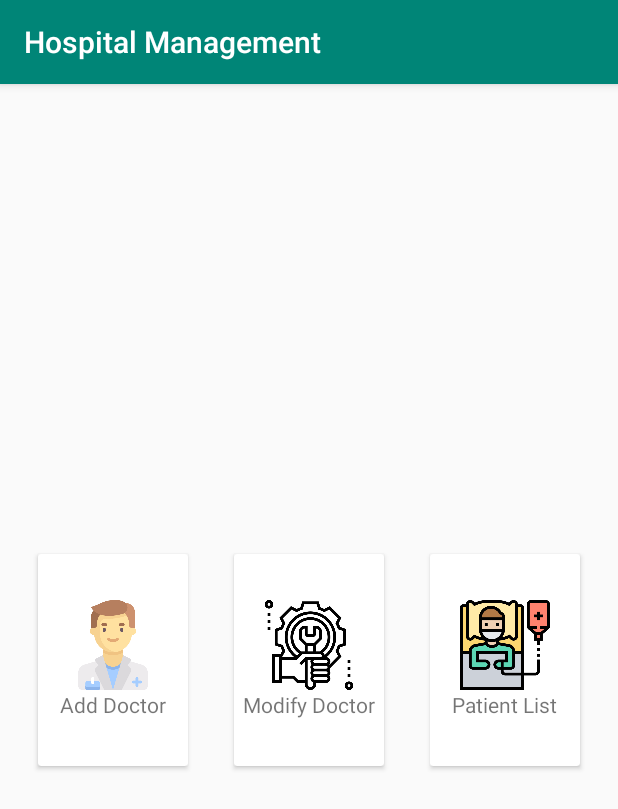
After one commit to msrsiddik/HospitalManagement, an Android app: the fragment AdminPanelFragment placed in its activity, on a phone screen of 412 x 824 dp. The commit adds this screen. Shown: the top 809 px of the screen. Run offline under Robolectric (Android 15) with nearby library versions, the phone set to English and light mode, and no system bars.

Commit message:
Initial update

```diff
--- /dev/null
+++ b/app/src/main/java/com/zerone/hospitalmanagement/AdminPanelFragment.java
@@ -0,0 +1,42 @@
+package com.zerone.hospitalmanagement;
+
+
+import android.os.Bundle;
+import android.support.annotation.NonNull;
+import android.support.annotation.Nullable;
+import android.support.v4.app.Fragment;
+import android.support.v7.widget.CardView;
+import android.view.LayoutInflater;
+import android.view.View;
+import android.view.ViewGroup;
+
+
+/**
+ * A simple {@link Fragment} subclass.
+ */
+public class AdminPanelFragment extends Fragment {
+    private CardView addDoctorBtn, modifyDoctorBtn, patientListBtn;
+
+    public AdminPanelFragment() {
+        // Required empty public constructor
+    }
+
+
+    @Override
+    public View onCreateView(LayoutInflater inflater, ViewGroup container,
+                             Bundle savedInstanceState) {
+        // Inflate the layout for this fragment
+        return inflater.inflate(R.layout.fragment_admin_panel, container, false);
+    }
+
+    @Override
+    public void onViewCreated(@NonNull View view, @Nullable Bundle savedInstanceState) {
+        super.onViewCreated(view, savedInstanceState);
+
+        addDoctorBtn = view.findViewById(R.id.addDoctorBtn);
+        modifyDoctorBtn = view.findViewById(R.id.modifyDoctorBtn);
+        patientListBtn = view.findViewById(R.id.patientListBtn);
+
+
+    }
+}
--- a/app/src/main/java/com/zerone/hospitalmanagement/FragmentController.java
+++ b/app/src/main/java/com/zerone/hospitalmanagement/FragmentController.java
@@ -2,4 +2,5 @@ package com.zerone.hospitalmanagement;
 
 public interface FragmentController {
     void gotoLoginPage();
+    void gotoAdminPanel();
 }
--- a/app/src/main/java/com/zerone/hospitalmanagement/LoginFragment.java
+++ b/app/src/main/java/com/zerone/hospitalmanagement/LoginFragment.java
@@ -19,6 +19,7 @@ import android.widget.Toast;
 public class LoginFragment extends Fragment {
     private TextInputLayout user, pass;
     private Button loginBtn;
+    private FragmentController controller;
 
     public LoginFragment() {
         // Required empty public constructor
@@ -47,7 +48,14 @@ public class LoginFragment extends Fragment {
     View.OnClickListener loginListener = new View.OnClickListener() {
         @Override
         public void onClick(View v) {
-            Toast.makeText(getActivity(), user.getEditText().getText().toString()+" "+pass.getEditText().getText().toString(), Toast.LENGTH_SHORT).show();
+            String username = user.getEditText().getText().toString();
+            String password = pass.getEditText().getText().toString();
+            if (username.equals("admin") && password.equals("admin")){
+                controller = (FragmentController) getActivity();
+                controller.gotoAdminPanel();
+            } else {
+                Toast.makeText(getActivity(), username + " " + password, Toast.LENGTH_SHORT).show();
+            }
         }
     };
 }
--- a/app/src/main/java/com/zerone/hospitalmanagement/MainActivity.java
+++ b/app/src/main/java/com/zerone/hospitalmanagement/MainActivity.java
@@ -22,4 +22,10 @@ public class MainActivity extends AppCompatActivity implements FragmentControlle
         manager = getSupportFragmentManager();
         manager.beginTransaction().addToBackStack(null).replace(R.id.fragmentContainer,new LoginFragment()).commit();
     }
+
+    @Override
+    public void gotoAdminPanel() {
+        manager = getSupportFragmentManager();
+        manager.beginTransaction().addToBackStack(null).replace(R.id.fragmentContainer,new AdminPanelFragment()).commit();
+    }
 }
--- /dev/null
+++ b/app/src/main/res/layout/fragment_admin_panel.xml
@@ -0,0 +1,106 @@
+<?xml version="1.0" encoding="utf-8"?>
+<LinearLayout xmlns:android="http://schemas.android.com/apk/res/android"
+    xmlns:tools="http://schemas.android.com/tools"
+    android:layout_width="match_parent"
+    android:layout_height="match_parent"
+    android:orientation="vertical"
+    android:weightSum="4"
+    android:gravity="center"
+    tools:context=".AdminPanelFragment">
+
+    <LinearLayout
+        android:layout_width="match_parent"
+        android:layout_height="0dp"
+        android:layout_weight="1"
+        android:gravity="center">
+
+        <LinearLayout
+            android:layout_width="match_parent"
+            android:layout_height="match_parent"
+            android:orientation="horizontal"
+            android:layout_margin="10dp"
+            android:weightSum="3">
+
+            <android.support.v7.widget.CardView
+                android:id="@+id/addDoctorBtn"
+                android:layout_weight="1"
+                android:layout_width="0dp"
+                android:layout_height="match_parent"
+                android:layout_margin="15dp"
+                android:foreground="?android:attr/selectableItemBackground"
+                android:clickable="true">
+
+                <LinearLayout
+                    android:layout_width="match_parent"
+                    android:layout_height="match_parent"
+                    android:orientation="vertical"
+                    android:gravity="center">
+                    <ImageView
+                        android:layout_width="60dp"
+                        android:layout_height="60dp"
+                        android:src="@drawable/add_doctor_ic"/>
+                    <TextView
+                        android:layout_width="wrap_content"
+                        android:layout_height="wrap_content"
+                        android:text="Add Doctor"/>
+                </LinearLayout>
+
+            </android.support.v7.widget.CardView>
+
+            <android.support.v7.widget.CardView
+                android:id="@+id/modifyDoctorBtn"
+                android:layout_weight="1"
+                android:layout_width="0dp"
+                android:layout_height="match_parent"
+                android:layout_margin="15dp"
+                android:foreground="?android:attr/selectableItemBackground"
+                android:clickable="true">
+
+                <LinearLayout
+                    android:layout_width="match_parent"
+                    android:layout_height="match_parent"
+                    android:orientation="vertical"
+                    android:gravity="center">
+                    <ImageView
+                        android:layout_width="60dp"
+                        android:layout_height="60dp"
+                        android:src="@drawable/modify_ic"/>
+                    <TextView
+                        android:layout_width="wrap_content"
+                        android:layout_height="wrap_content"
+                        android:text="Modify Doctor"/>
+                </LinearLayout>
+
+            </android.support.v7.widget.CardView>
+
+            <android.support.v7.widget.CardView
+                android:id="@+id/patientListBtn"
+                android:layout_weight="1"
+                android:layout_width="0dp"
+                android:layout_height="match_parent"
+                android:layout_margin="15dp"
+                android:foreground="?android:attr/selectableItemBackground"
+                android:clickable="true">
+
+                <LinearLayout
+                    android:layout_width="match_parent"
+                    android:layout_height="match_parent"
+                    android:orientation="vertical"
+                    android:gravity="center">
+                    <ImageView
+                        android:layout_width="60dp"
+                        android:layout_height="60dp"
+                        android:src="@drawable/patient_1_ic"/>
+                    <TextView
+                        android:layout_width="wrap_content"
+                        android:layout_height="wrap_content"
+                        android:text="Patient List"/>
+                </LinearLayout>
+
+            </android.support.v7.widget.CardView>
+
+        </LinearLayout>
+
+    </LinearLayout>
+
+</LinearLayout>
--- a/app/src/main/res/layout/fragment_home.xml
+++ b/app/src/main/res/layout/fragment_home.xml
@@ -20,6 +20,7 @@
             android:layout_width="0dp"
             android:layout_weight="1"
             android:layout_height="match_parent"
+            android:layout_margin="10dp"
             android:foreground="?android:attr/selectableItemBackground"
             android:clickable="true">
 
@@ -56,6 +57,7 @@
             android:layout_width="0dp"
             android:layout_weight="1"
             android:layout_height="match_parent"
+            android:layout_margin="10dp"
             android:foreground="?android:attr/selectableItemBackground"
             android:clickable="true">
 
@@ -100,6 +102,7 @@
             android:layout_width="0dp"
             android:layout_weight="1"
             android:layout_height="match_parent"
+            android:layout_margin="10dp"
             android:foreground="?android:attr/selectableItemBackground"
             android:clickable="true">
 
@@ -136,6 +139,7 @@
             android:layout_width="0dp"
             android:layout_weight="1"
             android:layout_height="match_parent"
+            android:layout_margin="10dp"
             android:foreground="?android:attr/selectableItemBackground"
             android:clickable="true">
 
```
Also changed, not shown: app/src/main/res/drawable/add_doctor_ic.png (added), app/src/main/res/drawable/modify_ic.png (added), app/src/main/res/drawable/patient_1_ic.png (added), app/src/main/res/drawable/patient_2_ic.png (added).
